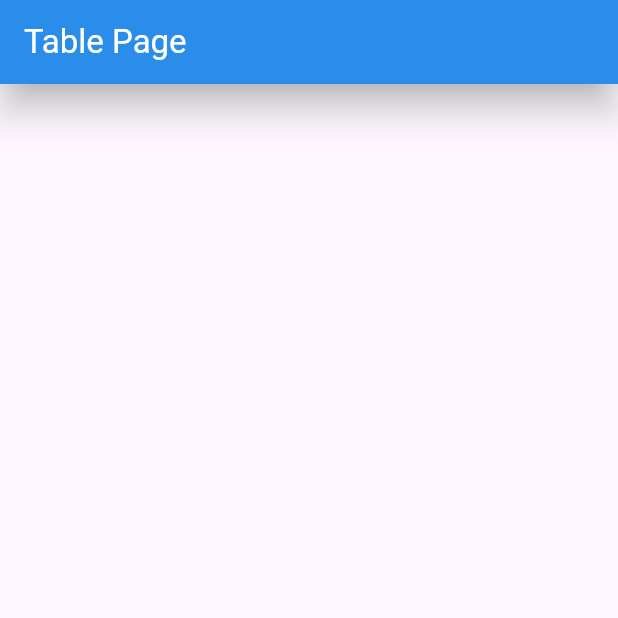
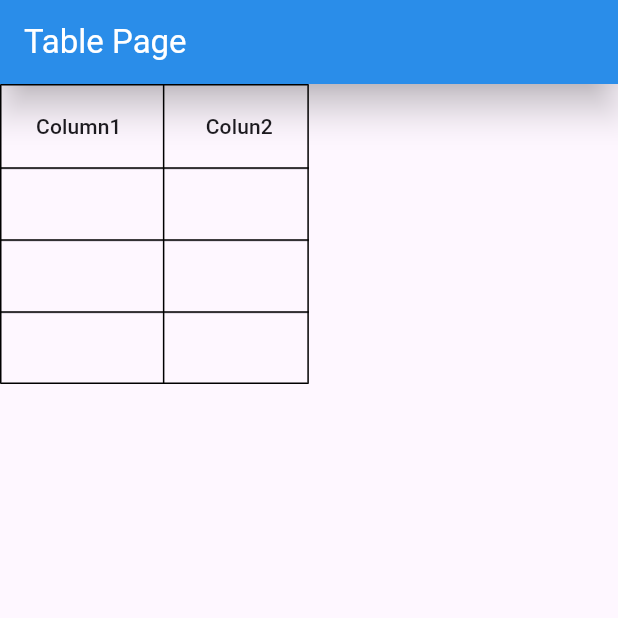
Before and after one commit to Shayan-Sen/randomprojects, a Flutter app: the screen it shows after launch, on a phone screen of 412 x 824 dp, the top half of it. Run offline on Flutter 3.47's test engine with Material 3 defaults, Android fonts, the phone set to English and light mode, and no system bars.

Commit message:
bappdrft1 | 21/2/2024 4:31 PM |

```diff
--- a/billingappdraft1/lib/TablePage.dart
+++ b/billingappdraft1/lib/TablePage.dart
@@ -1,3 +1,5 @@
+// ignore_for_file: prefer_const_constructors, prefer_const_literals_to_create_immutables
+
 import 'package:flutter/material.dart';
 
 class Dtblewdjt extends StatelessWidget {
@@ -13,7 +15,27 @@ class Dtblewdjt extends StatelessWidget {
         elevation: 10,
         title: Text("Table Page"),
       ),
-      // body: DataTable(columns:, rows: List.empty()),
+      body: DataTable(
+        border: TableBorder.all(),
+        columns: [
+          DataColumn(label: Text("Column1")),
+          DataColumn(label: Text("Colun2"))
+        ],
+        rows: [
+          DataRow(cells: [
+            DataCell(SizedBox(height: 10, width: 30)),
+            DataCell(SizedBox(height: 10, width: 30)),
+          ]),
+          DataRow(cells: [
+            DataCell(SizedBox(height: 10, width: 30)),
+            DataCell(SizedBox(height: 10, width: 30)),
+          ]),
+          DataRow(cells: [
+            DataCell(SizedBox(height: 10, width: 30)),
+            DataCell(SizedBox(height: 10, width: 30)),
+          ]),
+        ],
+      ),
     );
   }
 }
```
